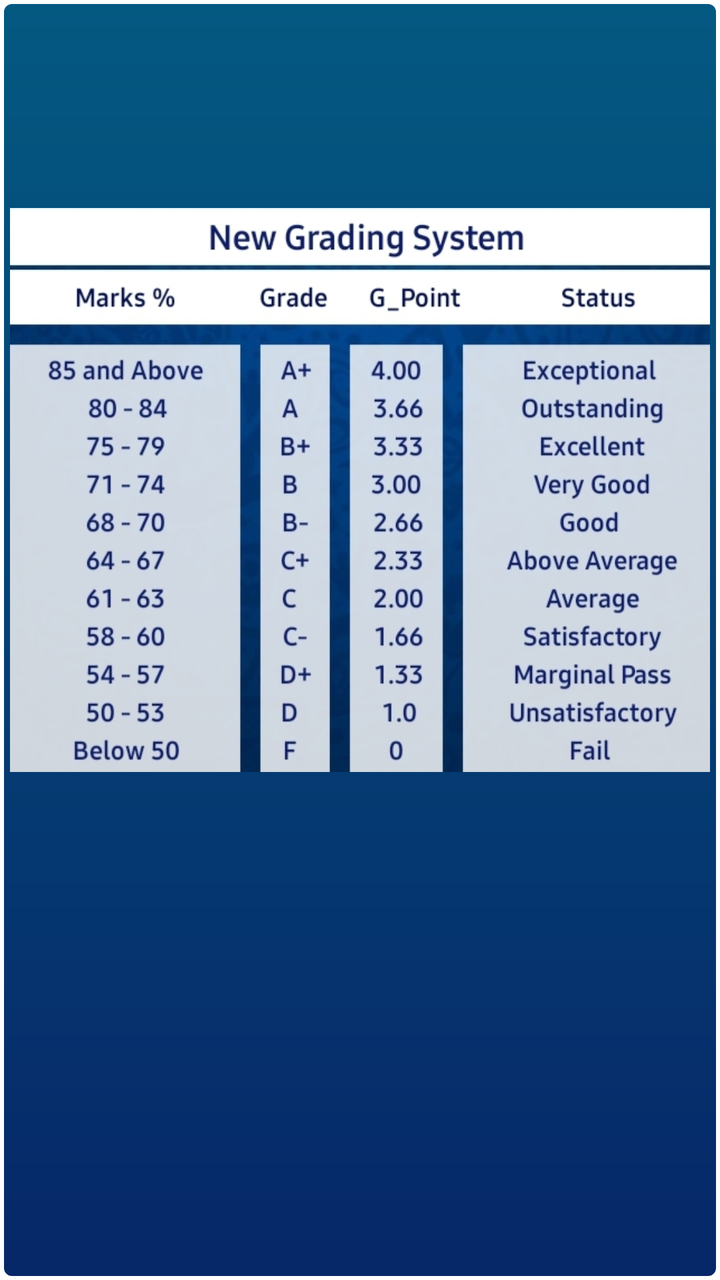
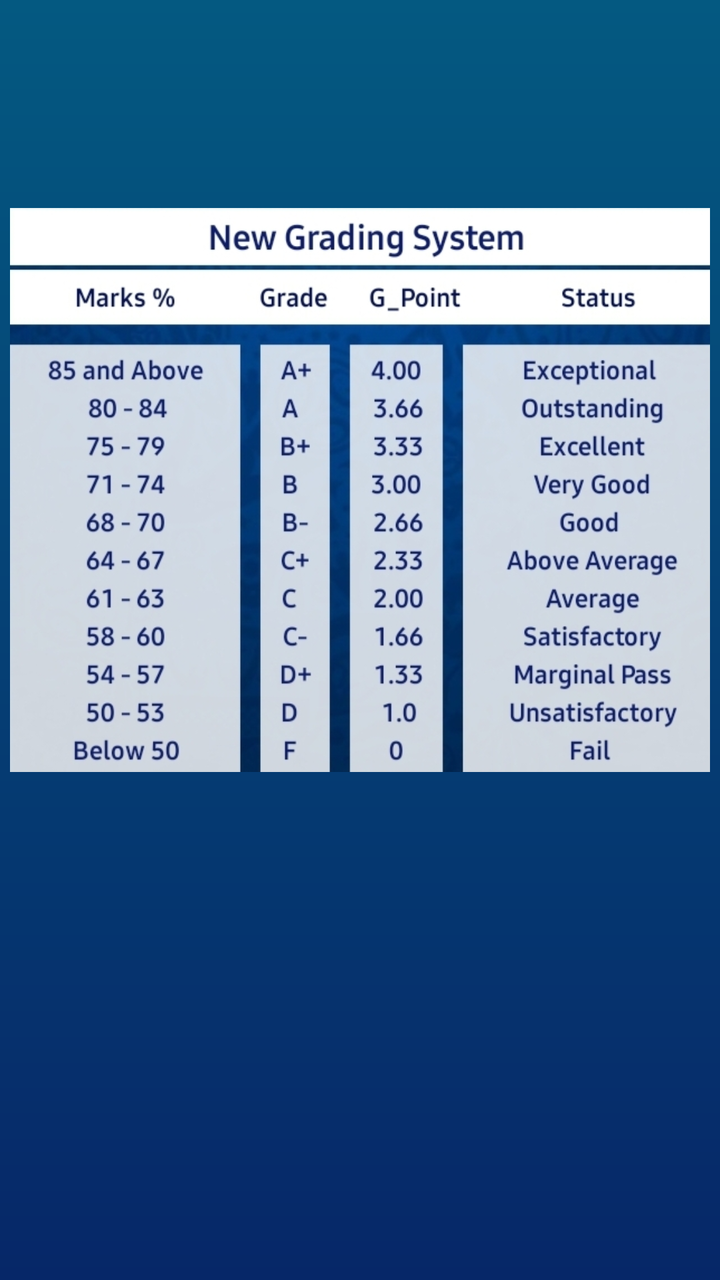

Before-and-after screenshots of an Android layout around one commit, followed by the original layout XML and the change that was made.
<!-- AndroidManifest.xml: application theme MyAppTheme -->
<!-- res/layout/grade_header_layout.xml -->
<?xml version="1.0" encoding="utf-8"?>
<LinearLayout
    xmlns:android="http://schemas.android.com/apk/res/android"
    android:layout_width="match_parent"
    android:layout_height="wrap_content"
    android:padding="5dp"
    android:background="@drawable/main_text_background"
    android:orientation="horizontal">

    <ImageView
        android:layout_width="match_parent"
        android:layout_height="480dp"
        android:contentDescription="Grade Image"
        android:src="@drawable/grade_list" />

</LinearLayout>
<!-- resources referenced by this layout -->
<resources>
  <!-- drawable grade_list: jpg bitmap (drawable, 175178 bytes) -->
  <!-- drawable main_text_background (drawable) -->
  <shape xmlns:android="http://schemas.android.com/apk/res/android"
      android:shape="rectangle">
      <gradient
          android:endColor="#045981"
          android:startColor="#062768"
          android:angle="90" />
      <padding
          android:left="10dp"
          android:top="10dp"
          android:right="10dp"
          android:bottom="10dp" />
      <corners android:radius="5dp" />
      <stroke
          android:width="2dp"
          android:color="#FFFFFF" />
  </shape>
  <style name="MyAppTheme" parent="Theme.MaterialComponents.DayNight.DarkActionBar">
          
          <item name="colorPrimary">#02AAF8</item>
          <item name="colorPrimaryVariant">@color/grey</item>
          <item name="colorOnPrimary">@color/white</item>
          
          <item name="colorSecondary">@color/hintBlack</item>
          <item name="colorSecondaryVariant">#000000</item>
          <item name="colorOnSecondary">@color/black</item>
          
          <item name="android:statusBarColor" tools:targetApi="l">#81B1C1</item>
          
      </style>
  <color name="grey">#CDCDCD</color>
  <color name="white">#FFFFFFFF</color>
  <color name="hintBlack">#494545</color>
  <color name="black">#FF000000</color>
</resources>

<!-- the commit's change to res/layout/grade_header_layout.xml (unified diff, before → after) -->
@@ -4,7 +4,7 @@
     android:layout_width="match_parent"
     android:layout_height="wrap_content"
     android:padding="5dp"
-    android:background="@drawable/main_text_background"
+    android:background="@drawable/main_background"
     android:orientation="horizontal">
 
     <ImageView
<!-- resource entries referenced after the edit -->
@@ -1,22 +1,13 @@
 <!-- resources referenced by this layout -->
 <resources>
   <!-- drawable grade_list: jpg bitmap (drawable, 175178 bytes) -->
-  <!-- drawable main_text_background (drawable) -->
+  <!-- drawable main_background (drawable) -->
   <shape xmlns:android="http://schemas.android.com/apk/res/android"
       android:shape="rectangle">
       <gradient
           android:endColor="#045981"
           android:startColor="#062768"
           android:angle="90" />
-      <padding
-          android:left="10dp"
-          android:top="10dp"
-          android:right="10dp"
-          android:bottom="10dp" />
-      <corners android:radius="5dp" />
-      <stroke
-          android:width="2dp"
-          android:color="#FFFFFF" />
   </shape>
   <style name="MyAppTheme" parent="Theme.MaterialComponents.DayNight.DarkActionBar">
           
